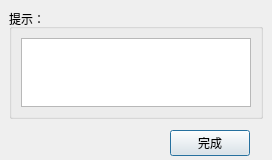
Above: finish_close.ui from KingOfSmail/kEIPM_GUI before the change. Below: the same form after it.
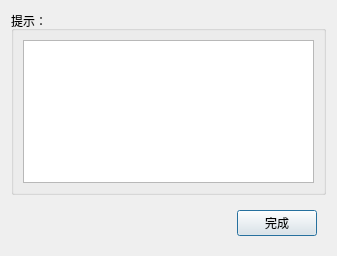
That is the form after the change.

```diff
--- a/finish_close.ui
+++ b/finish_close.ui
@@ -6,22 +6,16 @@
    <rect>
     <x>0</x>
     <y>0</y>
-    <width>272</width>
-    <height>160</height>
+    <width>337</width>
+    <height>256</height>
    </rect>
   </property>
   <property name="windowTitle">
    <string>Dialog</string>
   </property>
+  <layout class="QVBoxLayout" name="verticalLayout">
+   <item>
   <widget class="QGroupBox" name="Finish_Box">
-   <property name="geometry">
-    <rect>
-     <x>9</x>
-     <y>9</y>
-     <width>254</width>
-     <height>110</height>
-    </rect>
-   </property>
    <property name="title">
     <string>提示：</string>
    </property>
@@ -31,19 +25,47 @@
     </item>
    </layout>
   </widget>
+   </item>
+   <item>
+    <widget class="QWidget" name="widget" native="true">
+     <layout class="QHBoxLayout" name="horizontalLayout_2">
+      <item>
+       <spacer name="horizontalSpacer">
+        <property name="orientation">
+         <enum>Qt::Horizontal</enum>
+        </property>
+        <property name="sizeHint" stdset="0">
+         <size>
+          <width>40</width>
+          <height>20</height>
+         </size>
+        </property>
+       </spacer>
+      </item>
+      <item>
+       <spacer name="horizontalSpacer_2">
+        <property name="orientation">
+         <enum>Qt::Horizontal</enum>
+        </property>
+        <property name="sizeHint" stdset="0">
+         <size>
+          <width>40</width>
+          <height>20</height>
+         </size>
+        </property>
+       </spacer>
+      </item>
+      <item>
   <widget class="QPushButton" name="Btn_Finish">
-   <property name="geometry">
-    <rect>
-     <x>170</x>
-     <y>130</y>
-     <width>80</width>
-     <height>26</height>
-    </rect>
-   </property>
    <property name="text">
     <string>完成</string>
    </property>
   </widget>
+      </item>
+     </layout>
+    </widget>
+   </item>
+  </layout>
  </widget>
  <resources/>
  <connections/>
```
Lines whose indentation alone changed are shown as unchanged.
